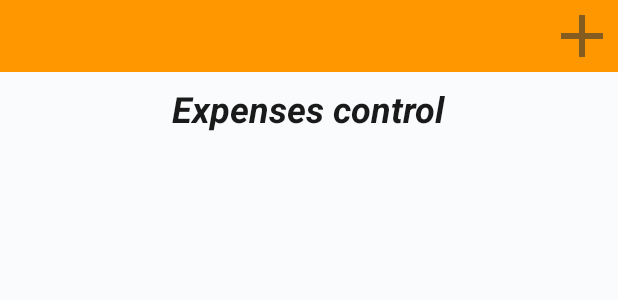
After one commit to artyomefimov/ExpensesControl, an Android app: the layout expenses_control_app_widget.xml on its own in the app's theme, with its tools: preview values and no code run, on a phone screen of 412 x 824 dp. The commit adds this screen. Shown: the top 300 px of the screen. Run offline under Robolectric (Android 15) with nearby library versions, the phone set to English and light mode, and no system bars.

Commit message:
Добавлен виджет на лаунчер с кнопкой Добавить -> переход на экран добавления траты #10

```diff
--- /dev/null
+++ b/app/src/main/res/drawable-anydpi/ic_add.xml
@@ -0,0 +1,11 @@
+<vector xmlns:android="http://schemas.android.com/apk/res/android"
+    android:width="24dp"
+    android:height="24dp"
+    android:viewportWidth="24"
+    android:viewportHeight="24"
+    android:tint="#333333"
+    android:alpha="0.6">
+  <path
+      android:fillColor="@color/primaryTextColor"
+      android:pathData="M19,13h-6v6h-2v-6H5v-2h6V5h2v6h6v2z"/>
+</vector>
--- /dev/null
+++ b/app/src/main/res/layout/expenses_control_app_widget.xml
@@ -0,0 +1,40 @@
+<RelativeLayout
+    xmlns:android="http://schemas.android.com/apk/res/android"
+    android:layout_width="match_parent"
+    android:layout_height="match_parent"
+    android:background="?attr/appWidgetBackgroundColor"
+    android:padding="@dimen/widget_margin"
+    android:theme="@style/ThemeOverlay.ExpensesControl.AppWidgetContainer">
+
+    <RelativeLayout
+        android:id="@+id/topBarLayout"
+        android:layout_width="match_parent"
+        android:layout_height="wrap_content"
+        android:layout_alignParentTop="true"
+        android:layout_centerHorizontal="true"
+        android:background="?attr/topBarBackgroundColor">
+
+        <ImageView
+            android:id="@+id/addImageView"
+            android:layout_width="48dp"
+            android:layout_height="48dp"
+            android:layout_alignParentEnd="true"
+            android:layout_centerVertical="true"
+            android:importantForAccessibility="no"
+            android:src="@drawable/ic_add" />
+
+    </RelativeLayout>
+
+    <TextView
+        android:id="@+id/appwidget_text"
+        android:layout_width="wrap_content"
+        android:layout_height="wrap_content"
+        android:layout_centerHorizontal="true"
+        android:layout_below="@id/topBarLayout"
+        android:layout_margin="8dp"
+        android:background="?attr/appWidgetBackgroundColor"
+        android:text="@string/app_name"
+        android:textColor="?attr/appWidgetTextColor"
+        android:textSize="24sp"
+        android:textStyle="bold|italic" />
+</RelativeLayout>
--- a/app/src/main/res/values-night/themes.xml
+++ b/app/src/main/res/values-night/themes.xml
@@ -1,4 +1,5 @@
 <resources xmlns:tools="http://schemas.android.com/tools">
+
     <style name="Theme.ExpensesControl" parent="Theme.MaterialComponents.DayNight.DarkActionBar">
         <item name="colorPrimary">@color/colorPrimary</item>
         <item name="colorPrimaryDark">@color/colorPrimaryDark</item>
@@ -10,4 +11,10 @@
     <style name="SplashTheme" parent="Theme.AppCompat.NoActionBar">
         <item name="android:windowBackground">@drawable/splash_background</item>
     </style>
+
+    <style name="ThemeOverlay.ExpensesControl.AppWidgetContainer" parent="">
+        <item name="appWidgetBackgroundColor">@color/backgroundColor</item>
+        <item name="appWidgetTextColor">@color/primaryTextColor</item>
+        <item name="topBarBackgroundColor">@color/colorPrimary</item>
+    </style>
 </resources>
--- a/app/src/main/res/values/colors.xml
+++ b/app/src/main/res/values/colors.xml
@@ -8,4 +8,8 @@
     <color name="dividerColor">#BDBDBD</color>
     <color name="chipColor">#E0E0E0</color>
     <color name="backgroundColor">#F9FBFC</color>
+    <color name="light_blue_50">#FFE1F5FE</color>
+    <color name="light_blue_200">#FF81D4FA</color>
+    <color name="light_blue_600">#FF039BE5</color>
+    <color name="light_blue_900">#FF01579B</color>
 </resources>
--- a/app/src/main/res/values/themes.xml
+++ b/app/src/main/res/values/themes.xml
@@ -1,4 +1,5 @@
 <resources xmlns:tools="http://schemas.android.com/tools">
+
     <style name="Theme.ExpensesControl" parent="Theme.MaterialComponents.DayNight.DarkActionBar">
         <item name="colorPrimary">@color/colorPrimary</item>
         <item name="colorPrimaryDark">@color/colorPrimaryDark</item>
@@ -10,4 +11,10 @@
     <style name="SplashTheme" parent="Theme.AppCompat.NoActionBar">
         <item name="android:windowBackground">@drawable/splash_background</item>
     </style>
+
+    <style name="ThemeOverlay.ExpensesControl.AppWidgetContainer" parent="">
+        <item name="appWidgetBackgroundColor">@color/backgroundColor</item>
+        <item name="appWidgetTextColor">@color/primaryTextColor</item>
+        <item name="topBarBackgroundColor">@color/colorPrimary</item>
+    </style>
 </resources>
```
Also changed, not shown: app/src/main/AndroidManifest.xml (+15 -4 lines), app/src/main/java/com/artyomefimov/expensescontrol/infrastructure/widget/ExpensesControlAppWidget.kt (added, +43 -0 lines), app/src/main/res/values/attrs.xml (added, +7 -0 lines), app/src/main/res/values/dimens.xml (+8 -0 lines), app/src/main/res/xml/expenses_control_app_widget_info.xml (added, +10 -0 lines), app/src/main/res/drawable-hdpi/ic_add.png (added), app/src/main/res/drawable-mdpi/ic_add.png (added), app/src/main/res/drawable-nodpi/example_appwidget_preview.png (added), app/src/main/res/drawable-xhdpi/ic_add.png (added), app/src/main/res/drawable-xxhdpi/ic_add.png (added).
